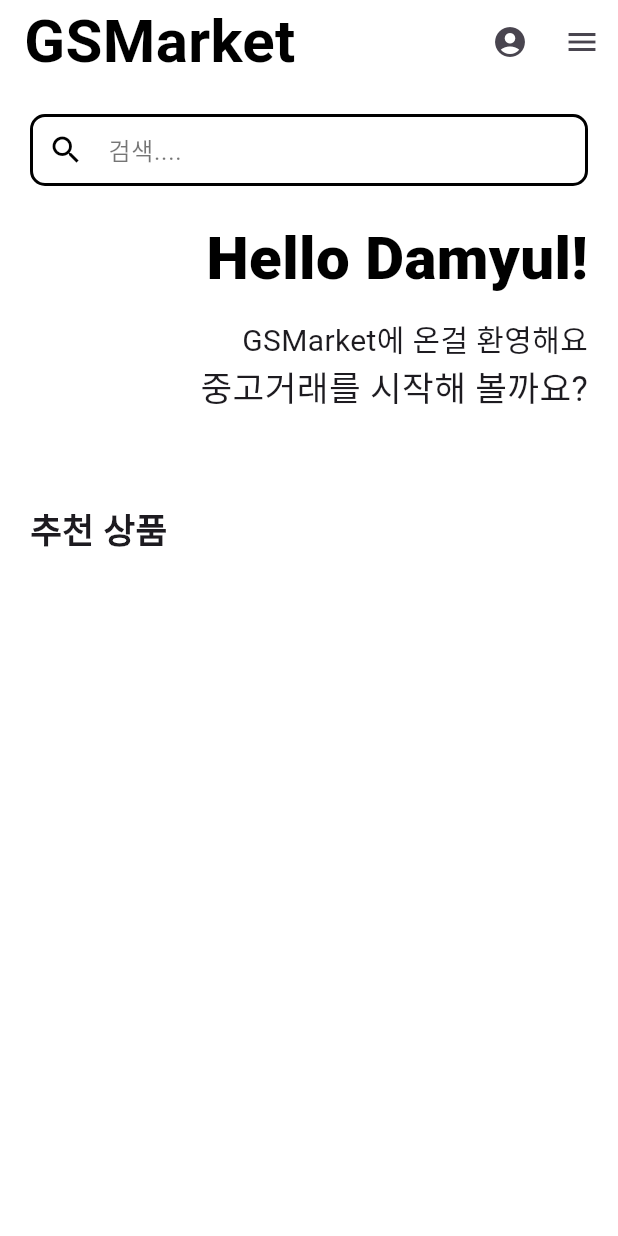
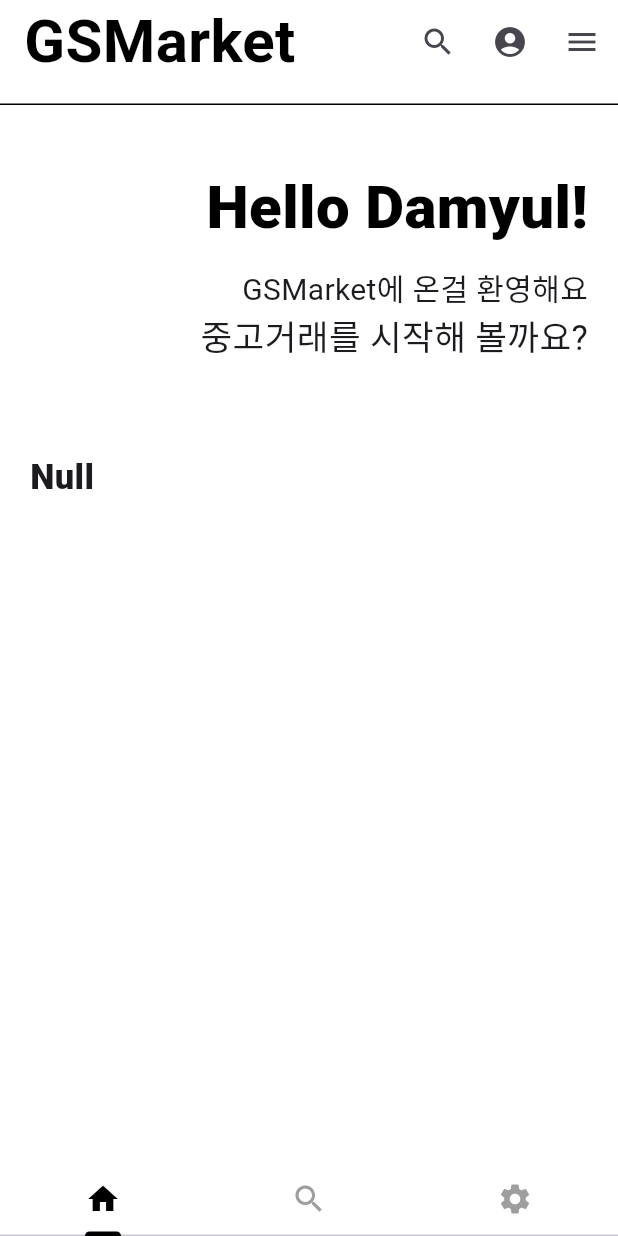
Before and after one commit to bluemoon983/ideafestival_ios, a Flutter app: the screen it shows after launch, on a phone screen of 412 x 824 dp. Run offline on Flutter 3.47's test engine with Material 3 defaults, Android fonts, the phone set to English and light mode, and no system bars.

Commit message:
appbar-line

```diff
--- a/lib/screens/main_screens.dart
+++ b/lib/screens/main_screens.dart
@@ -2,15 +2,26 @@ import 'package:flutter/material.dart';
 import 'package:iosgsmarket/screens/mypage_screens.dart';
 import 'package:iosgsmarket/screens/option_screens.dart';
 import 'package:iosgsmarket/screens/search_screens.dart';
+import 'package:iosgsmarket/widgets/shopping_widget.dart';
 
 class MainScreens extends StatelessWidget {
   const MainScreens({super.key});
 
   @override
   Widget build(BuildContext context) {
-    return Scaffold(
+    return DefaultTabController(
+      length: 3, // Number of tabs
+      child: Scaffold(
         backgroundColor: Colors.white,
-      appBar: AppBar(
+        appBar: PreferredSize(
+          preferredSize: const Size.fromHeight(70.0), // Adjust the height here
+          child: AppBar(
+            shape: const Border(
+              bottom: BorderSide(
+                color: Colors.black,
+                width: 1,
+              ),
+            ),
             backgroundColor: Colors.white,
             title: const Hero(
               tag: "titlename",
@@ -32,6 +43,17 @@ class MainScreens extends StatelessWidget {
                   Navigator.push(
                     context,
                     MaterialPageRoute(
+                      builder: (context) => const SearchScreens(),
+                    ),
+                  );
+                },
+                icon: const Icon(Icons.search),
+              ),
+              IconButton(
+                onPressed: () {
+                  Navigator.push(
+                    context,
+                    MaterialPageRoute(
                       builder: (context) => const MypageScreens(),
                     ),
                   );
@@ -47,6 +69,23 @@ class MainScreens extends StatelessWidget {
                 ),
               ),
             ],
+          ),
+        ),
+        bottomNavigationBar: const TabBar(
+          tabs: <Widget>[
+            Tab(
+              icon: Icon(Icons.home),
+            ),
+            Tab(
+              icon: Icon(Icons.search),
+            ),
+            Tab(
+              icon: Icon(Icons.settings),
+            ),
+          ],
+          labelColor: Colors.black,
+          unselectedLabelColor: Colors.grey,
+          indicatorColor: Colors.black,
         ),
         endDrawer: Drawer(
           child: ListView(
@@ -122,91 +161,23 @@ class MainScreens extends StatelessWidget {
             ],
           ),
         ),
-      body: SingleChildScrollView(
+        body: const TabBarView(
+          children: <Widget>[
+            SingleChildScrollView(
               child: Padding(
-          padding: const EdgeInsets.symmetric(
+                padding: EdgeInsets.symmetric(
                   horizontal: 20,
                 ),
                 child: Column(
                   crossAxisAlignment: CrossAxisAlignment.start,
                   children: [
-              const SizedBox(
+                    SizedBox(
                       height: 20,
                     ),
-              GestureDetector(
-                onTap: () {
-                  Navigator.push(
-                    context,
-                    PageRouteBuilder(
-                      pageBuilder: (context, animation, secondaryAnimation) =>
-                          const SearchScreens(),
-                      transitionsBuilder:
-                          (context, animation, secondaryAnimation, child) {
-                        const begin = Offset(0.0, 1.0);
-                        const end = Offset(0.0, 0.0);
-                        const curve = Curves.ease;
-                        var tween = Tween(begin: begin, end: end)
-                            .chain(CurveTween(curve: curve));
-                        var offsetAnimation = animation.drive(tween);
-                        return SlideTransition(
-                          position: offsetAnimation,
-                          child: child,
-                        );
-                      },
-                    ),
-                  );
-                },
-                child: const Hero(
-                  tag: 'searchBarHero',
-                  child: AbsorbPointer(
-                    child: TextField(
-                      decoration: InputDecoration(
-                        contentPadding: EdgeInsets.symmetric(
-                          vertical: 10.0,
-                          horizontal: 10.0,
-                        ),
-                        prefixIcon: Icon(Icons.search, color: Colors.black),
-                        hintText: "검색.... ",
-                        hintStyle:
-                            TextStyle(color: Colors.black54, fontSize: 16.0),
-                        filled: true,
-                        fillColor: Colors.white,
-                        border: OutlineInputBorder(
-                          borderRadius: BorderRadius.all(
-                            Radius.circular(10.0),
-                          ),
-                          borderSide: BorderSide(
-                            color: Colors.black,
-                            width: 2.0,
-                          ),
-                        ),
-                        enabledBorder: OutlineInputBorder(
-                          borderRadius: BorderRadius.all(
-                            Radius.circular(10.0),
-                          ),
-                          borderSide: BorderSide(
-                            color: Colors.black,
-                            width: 2.0,
-                          ),
-                        ),
-                        focusedBorder: OutlineInputBorder(
-                          borderRadius: BorderRadius.all(
-                            Radius.circular(10.0),
-                          ),
-                          borderSide: BorderSide(
-                            color: Colors.black,
-                            width: 2.0,
-                          ),
-                        ),
-                      ),
-                    ),
-                  ),
-                ),
-              ),
-              const SizedBox(
+                    SizedBox(
                       height: 20,
                     ),
-              const Row(
+                    Row(
                       mainAxisAlignment: MainAxisAlignment.end,
                       children: [
                         Column(
@@ -239,12 +210,12 @@ class MainScreens extends StatelessWidget {
                         ),
                       ],
                     ),
-              const SizedBox(
+                    SizedBox(
                       height: 60,
                     ),
-              const SizedBox(
+                    SizedBox(
                       child: Text(
-                  "추천 상품",
+                        "Null",
                         style: TextStyle(
                           fontSize: 23,
                           fontWeight: FontWeight.w900,
@@ -255,6 +226,11 @@ class MainScreens extends StatelessWidget {
                 ),
               ),
             ),
+            ShoppingWidget(),
+            OptionScreens(),
+          ],
+        ),
+      ),
     );
   }
 }
--- /dev/null
+++ b/lib/widgets/shopping_widget.dart
@@ -0,0 +1,12 @@
+import 'package:flutter/material.dart';
+
+class ShoppingWidget extends StatelessWidget {
+  const ShoppingWidget({super.key});
+
+  @override
+  Widget build(BuildContext context) {
+    return const Scaffold(
+      backgroundColor: Colors.white,
+    );
+  }
+}
```
Lines whose indentation alone changed are shown as unchanged.
